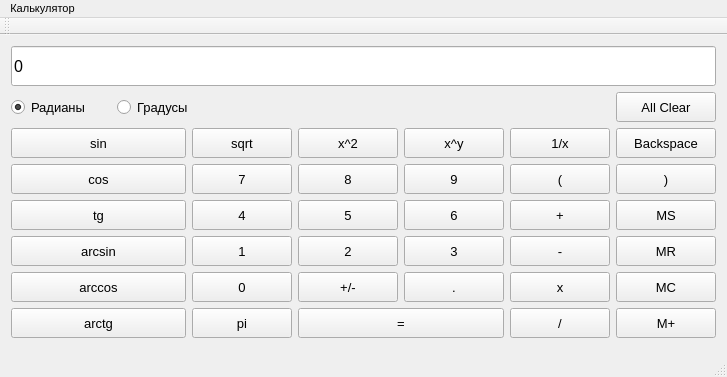
This is mainwindow.ui in meowheh/calc-practika as Qt 5 draws it before an edit. The edited form follows.
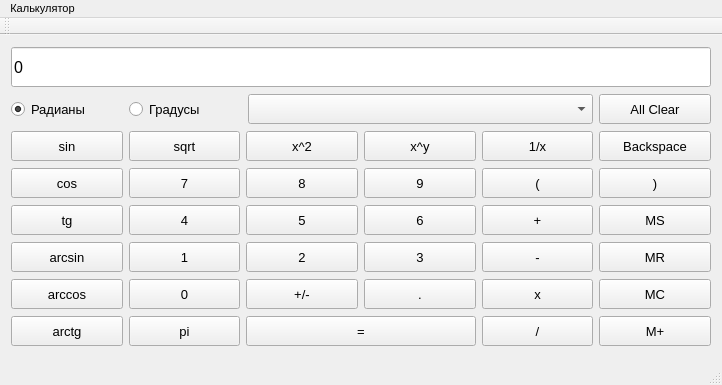
This is the edited form.

Commit message: Добавлена история вычислений

The edit to the form file:
```diff
--- a/mainwindow.ui
+++ b/mainwindow.ui
@@ -6,8 +6,8 @@
    <rect>
     <x>0</x>
     <y>0</y>
-    <width>727</width>
-    <height>377</height>
+    <width>722</width>
+    <height>385</height>
    </rect>
   </property>
   <property name="font">
@@ -26,7 +26,7 @@
   </property>
   <widget class="QWidget" name="centralWidget">
    <layout class="QGridLayout" name="gridLayout">
-    <item row="0" column="0" colspan="7">
+    <item row="0" column="0" colspan="6">
      <widget class="QLineEdit" name="lineEdit">
       <property name="minimumSize">
        <size>
@@ -44,7 +44,9 @@
       </property>
      </widget>
     </item>
-    <item row="1" column="0">
+    <item row="1" column="0" colspan="6">
+     <layout class="QHBoxLayout" name="horizontalLayout">
+      <item>
      <widget class="QRadioButton" name="radian">
       <property name="minimumSize">
        <size>
@@ -55,7 +57,7 @@
       <property name="maximumSize">
        <size>
         <width>16777215</width>
-        <height>16777215</height>
+          <height>30</height>
        </size>
       </property>
       <property name="font">
@@ -71,7 +73,7 @@
       </property>
      </widget>
     </item>
-    <item row="1" column="1" colspan="2">
+      <item>
      <widget class="QRadioButton" name="degree">
       <property name="minimumSize">
        <size>
@@ -82,7 +84,7 @@
       <property name="maximumSize">
        <size>
         <width>16777215</width>
-        <height>16777215</height>
+          <height>30</height>
        </size>
       </property>
       <property name="font">
@@ -95,18 +97,28 @@
       </property>
      </widget>
     </item>
-    <item row="1" column="6">
+      <item>
+       <widget class="QComboBox" name="history">
+        <property name="minimumSize">
+         <size>
+          <width>345</width>
+          <height>30</height>
+         </size>
+        </property>
+       </widget>
+      </item>
+      <item>
      <widget class="QPushButton" name="AC">
       <property name="minimumSize">
        <size>
-        <width>100</width>
+          <width>111</width>
         <height>30</height>
        </size>
       </property>
       <property name="maximumSize">
        <size>
         <width>16777215</width>
-        <height>16777215</height>
+          <height>30</height>
        </size>
       </property>
       <property name="font">
@@ -119,7 +131,9 @@
       </property>
      </widget>
     </item>
-    <item row="2" column="0" colspan="2">
+     </layout>
+    </item>
+    <item row="2" column="0">
      <widget class="QPushButton" name="sin">
       <property name="minimumSize">
        <size>
@@ -143,7 +157,7 @@
       </property>
      </widget>
     </item>
-    <item row="2" column="2">
+    <item row="2" column="1">
      <widget class="QPushButton" name="sqrt">
       <property name="minimumSize">
        <size>
@@ -167,7 +181,7 @@
       </property>
      </widget>
     </item>
-    <item row="2" column="3">
+    <item row="2" column="2">
      <widget class="QPushButton" name="sqr">
       <property name="minimumSize">
        <size>
@@ -191,7 +205,7 @@
       </property>
      </widget>
     </item>
-    <item row="2" column="4">
+    <item row="2" column="3">
      <widget class="QPushButton" name="pow">
       <property name="minimumSize">
        <size>
@@ -215,7 +229,7 @@
       </property>
      </widget>
     </item>
-    <item row="2" column="5">
+    <item row="2" column="4">
      <widget class="QPushButton" name="fraction">
       <property name="minimumSize">
        <size>
@@ -239,7 +253,7 @@
       </property>
      </widget>
     </item>
-    <item row="2" column="6">
+    <item row="2" column="5">
      <widget class="QPushButton" name="backspace">
       <property name="minimumSize">
        <size>
@@ -263,7 +277,7 @@
       </property>
      </widget>
     </item>
-    <item row="3" column="0" colspan="2">
+    <item row="3" column="0">
      <widget class="QPushButton" name="cos">
       <property name="minimumSize">
        <size>
@@ -287,7 +301,7 @@
       </property>
      </widget>
     </item>
-    <item row="3" column="2">
+    <item row="3" column="1">
      <widget class="QPushButton" name="seven">
       <property name="minimumSize">
        <size>
@@ -311,7 +325,7 @@
       </property>
      </widget>
     </item>
-    <item row="3" column="3">
+    <item row="3" column="2">
      <widget class="QPushButton" name="eight">
       <property name="minimumSize">
        <size>
@@ -335,7 +349,7 @@
       </property>
      </widget>
     </item>
-    <item row="3" column="4">
+    <item row="3" column="3">
      <widget class="QPushButton" name="nine">
       <property name="minimumSize">
        <size>
@@ -359,7 +373,7 @@
       </property>
      </widget>
     </item>
-    <item row="3" column="5">
+    <item row="3" column="4">
      <widget class="QPushButton" name="left_bracket">
       <property name="minimumSize">
        <size>
@@ -383,7 +397,7 @@
       </property>
      </widget>
     </item>
-    <item row="3" column="6">
+    <item row="3" column="5">
      <widget class="QPushButton" name="right_bracket">
       <property name="minimumSize">
        <size>
@@ -407,7 +421,7 @@
       </property>
      </widget>
     </item>
-    <item row="4" column="0" colspan="2">
+    <item row="4" column="0">
      <widget class="QPushButton" name="tg">
       <property name="minimumSize">
        <size>
@@ -431,7 +445,7 @@
       </property>
      </widget>
     </item>
-    <item row="4" column="2">
+    <item row="4" column="1">
      <widget class="QPushButton" name="four">
       <property name="minimumSize">
        <size>
@@ -455,7 +469,7 @@
       </property>
      </widget>
     </item>
-    <item row="4" column="3">
+    <item row="4" column="2">
      <widget class="QPushButton" name="five">
       <property name="minimumSize">
        <size>
@@ -479,7 +493,7 @@
       </property>
      </widget>
     </item>
-    <item row="4" column="4">
+    <item row="4" column="3">
      <widget class="QPushButton" name="six">
       <property name="minimumSize">
        <size>
@@ -503,7 +517,7 @@
       </property>
      </widget>
     </item>
-    <item row="4" column="5">
+    <item row="4" column="4">
      <widget class="QPushButton" name="plus">
       <property name="minimumSize">
        <size>
@@ -527,7 +541,7 @@
       </property>
      </widget>
     </item>
-    <item row="4" column="6">
+    <item row="4" column="5">
      <widget class="QPushButton" name="MS">
       <property name="minimumSize">
        <size>
@@ -551,7 +565,7 @@
       </property>
      </widget>
     </item>
-    <item row="5" column="0" colspan="2">
+    <item row="5" column="0">
      <widget class="QPushButton" name="arcsin">
       <property name="minimumSize">
        <size>
@@ -575,7 +589,7 @@
       </property>
      </widget>
     </item>
-    <item row="5" column="2">
+    <item row="5" column="1">
      <widget class="QPushButton" name="one">
       <property name="minimumSize">
        <size>
@@ -599,7 +613,7 @@
       </property>
      </widget>
     </item>
-    <item row="5" column="3">
+    <item row="5" column="2">
      <widget class="QPushButton" name="two">
       <property name="minimumSize">
        <size>
@@ -623,7 +637,7 @@
       </property>
      </widget>
     </item>
-    <item row="5" column="4">
+    <item row="5" column="3">
      <widget class="QPushButton" name="three">
       <property name="minimumSize">
        <size>
@@ -647,7 +661,7 @@
       </property>
      </widget>
     </item>
-    <item row="5" column="5">
+    <item row="5" column="4">
      <widget class="QPushButton" name="minus">
       <property name="minimumSize">
        <size>
@@ -671,7 +685,7 @@
       </property>
      </widget>
     </item>
-    <item row="5" column="6">
+    <item row="5" column="5">
      <widget class="QPushButton" name="MR">
       <property name="minimumSize">
        <size>
@@ -695,7 +709,7 @@
       </property>
      </widget>
     </item>
-    <item row="6" column="0" colspan="2">
+    <item row="6" column="0">
      <widget class="QPushButton" name="arccos">
       <property name="minimumSize">
        <size>
@@ -719,7 +733,7 @@
       </property>
      </widget>
     </item>
-    <item row="6" column="2">
+    <item row="6" column="1">
      <widget class="QPushButton" name="zero">
       <property name="minimumSize">
        <size>
@@ -743,7 +757,7 @@
       </property>
      </widget>
     </item>
-    <item row="6" column="3">
+    <item row="6" column="2">
      <widget class="QPushButton" name="sign">
       <property name="minimumSize">
        <size>
@@ -767,7 +781,7 @@
       </property>
      </widget>
     </item>
-    <item row="6" column="4">
+    <item row="6" column="3">
      <widget class="QPushButton" name="point">
       <property name="minimumSize">
        <size>
@@ -791,7 +805,7 @@
       </property>
      </widget>
     </item>
-    <item row="6" column="5">
+    <item row="6" column="4">
      <widget class="QPushButton" name="mult">
       <property name="minimumSize">
        <size>
@@ -815,7 +829,7 @@
       </property>
      </widget>
     </item>
-    <item row="6" column="6">
+    <item row="6" column="5">
      <widget class="QPushButton" name="MC">
       <property name="minimumSize">
        <size>
@@ -839,7 +853,7 @@
       </property>
      </widget>
     </item>
-    <item row="7" column="0" colspan="2">
+    <item row="7" column="0">
      <widget class="QPushButton" name="arctg">
       <property name="minimumSize">
        <size>
@@ -863,7 +877,7 @@
       </property>
      </widget>
     </item>
-    <item row="7" column="2">
+    <item row="7" column="1">
      <widget class="QPushButton" name="pi">
       <property name="minimumSize">
        <size>
@@ -887,7 +901,7 @@
       </property>
      </widget>
     </item>
-    <item row="7" column="3" colspan="2">
+    <item row="7" column="2" colspan="2">
      <widget class="QPushButton" name="result">
       <property name="minimumSize">
        <size>
@@ -917,7 +931,7 @@
       </property>
      </widget>
     </item>
-    <item row="7" column="5">
+    <item row="7" column="4">
      <widget class="QPushButton" name="division">
       <property name="minimumSize">
        <size>
@@ -941,7 +955,7 @@
       </property>
      </widget>
     </item>
-    <item row="7" column="6">
+    <item row="7" column="5">
      <widget class="QPushButton" name="memory_plus">
       <property name="minimumSize">
        <size>
@@ -972,7 +986,7 @@
     <rect>
      <x>0</x>
      <y>0</y>
-     <width>727</width>
+     <width>722</width>
      <height>23</height>
     </rect>
    </property>
```
Left out of the diff: 3 changed lines with no effect on the pictures. Lines whose indentation alone changed are shown as unchanged. The commit also changes 2 other files.
